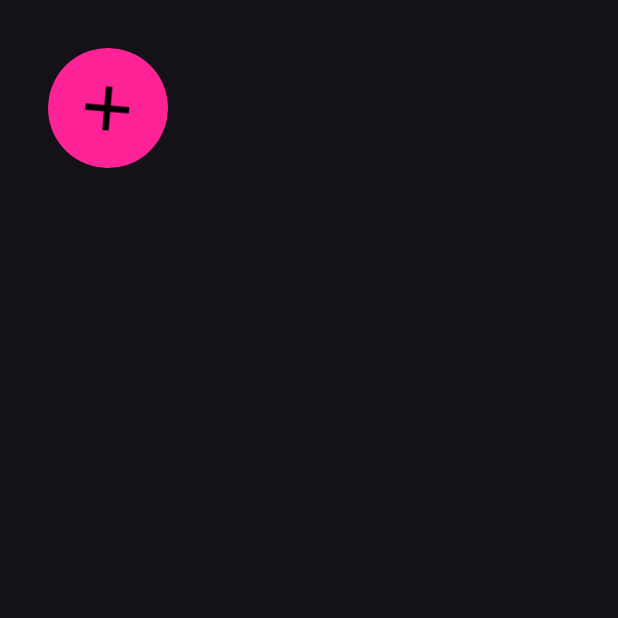
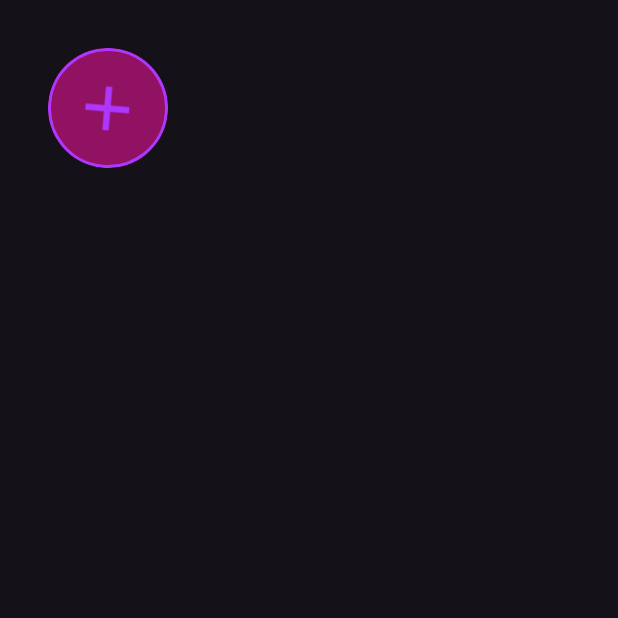
Before and after one commit to korniykom/Kotlin-NoteList, an Android app built with Jetpack Compose: the composable FAB shown on its own in the app's theme, on a phone screen of 412 x 824 dp, the top half of it. Run offline under Robolectric (Android 15) with nearby library versions, the phone set to English and light mode, and no system bars.

```diff
--- a/app/src/main/java/com/korniykom/notelist/MainActivity.kt
+++ b/app/src/main/java/com/korniykom/notelist/MainActivity.kt
@@ -51,7 +51,8 @@ class MainActivity : ComponentActivity() {
                             viewModel = viewModel,
                             onNavigateToNoteCreation = {
                                 navController.navigate(NoteScreen.CreateNote.name)
-                            }
+                            },
+                            onNoteDelete = {viewModel.removeNote(it) }
                         )
                     }
                     composable(route = NoteScreen.CreateNote.name) {
--- a/app/src/main/java/com/korniykom/notelist/data/Note.kt
+++ b/app/src/main/java/com/korniykom/notelist/data/Note.kt
@@ -5,8 +5,9 @@ import androidx.room.PrimaryKey
 
 @Entity(tableName = "note")
 data class Note (
-    @PrimaryKey
+    @PrimaryKey(autoGenerate = true)
     val id: Int = 0,
     val title: String,
-    val content: String
+    val content: String,
+    val createdAt: Long = System.currentTimeMillis()
 )
--- a/app/src/main/java/com/korniykom/notelist/ui/components/FAB.kt
+++ b/app/src/main/java/com/korniykom/notelist/ui/components/FAB.kt
@@ -8,6 +8,7 @@ import androidx.compose.animation.core.infiniteRepeatable
 import androidx.compose.animation.core.keyframes
 import androidx.compose.animation.core.rememberInfiniteTransition
 import androidx.compose.animation.core.tween
+import androidx.compose.foundation.border
 import androidx.compose.foundation.layout.Box
 import androidx.compose.foundation.layout.padding
 import androidx.compose.foundation.layout.size
@@ -51,9 +52,7 @@ fun FAB(
             animation = keyframes {
                 durationMillis = 3000
                 DarkPurple at 0
-                Purple at 1000
-                Magenta at 2000
-                PinkyPurple at 3000
+                Purple at 3000
             },
             repeatMode = RepeatMode.Reverse
         ),
@@ -66,21 +65,41 @@ fun FAB(
             repeatMode = RepeatMode.Restart
         )
     )
+    val borderColor by infiniteTransition.animateColor(
+        initialValue = Aqua,
+        targetValue = Magenta,
+        animationSpec = infiniteRepeatable(
+            animation = keyframes {
+                durationMillis = 4000
+                Aqua at 1000
+                DarkBlue at 2000
+                Magenta at 3000
+            },
+            repeatMode = RepeatMode.Reverse
+        ),
+    )
+
     FloatingActionButton(
         modifier = modifier
             .padding(dimensionResource(R.dimen.padding_large))
             .size(80.dp)
             .rotate(rotationAngle)
-            .clip(CircleShape),
+            .clip(CircleShape)
+            .border(
+                color = borderColor,
+                width = 2.dp,
+                shape = CircleShape
+            ),
         onClick = onClick,
-        containerColor = buttonColor
+        containerColor = buttonColor,
+
     ) {
         Icon(
             modifier = modifier
                 .size(50.dp),
             imageVector = Icons.Default.Add,
             contentDescription = "Add Note",
-            tint = Black,
+            tint = borderColor,
         )
     }
 }
--- /dev/null
+++ b/app/src/main/java/com/korniykom/notelist/ui/screen/NoteScreen.kt
@@ -0,0 +1 @@
+package com.korniykom.notelist.ui.screen
--- a/app/src/main/java/com/korniykom/notelist/ui/viewmodel/NoteUiState.kt
+++ b/app/src/main/java/com/korniykom/notelist/ui/viewmodel/NoteUiState.kt
@@ -5,5 +5,5 @@ import kotlinx.coroutines.flow.Flow
 import kotlinx.coroutines.flow.flowOf
 
 data class NoteUiState(
-    val noteList: Flow<List<Note>> = flowOf(emptyList())
+    val noteList: List<Note> = emptyList()
 )
```
Also changed, not shown: app/src/main/java/com/korniykom/notelist/ui/components/ListItem.kt (added, +124 -0 lines), app/src/main/java/com/korniykom/notelist/ui/screen/HomeScreen.kt (+28 -1 lines), app/src/main/java/com/korniykom/notelist/ui/viewmodel/NoteViewModel.kt (+22 -5 lines), app/src/main/java/com/korniykom/notelist/ui/theme/Color.kt (line endings or trailing spaces).
